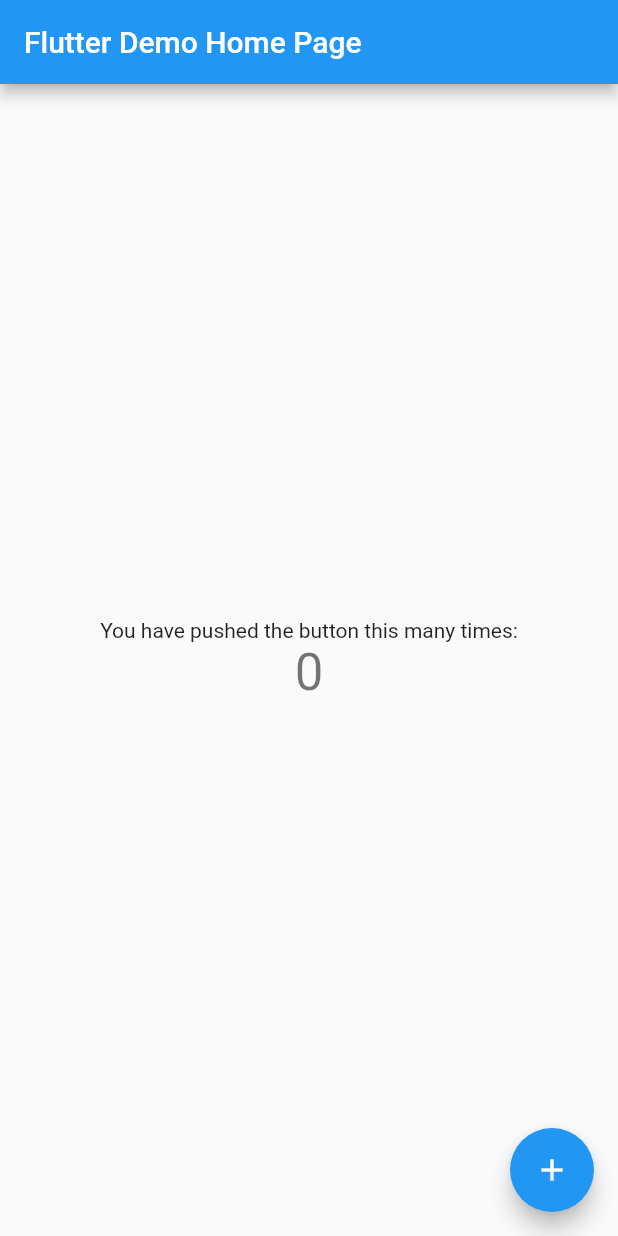
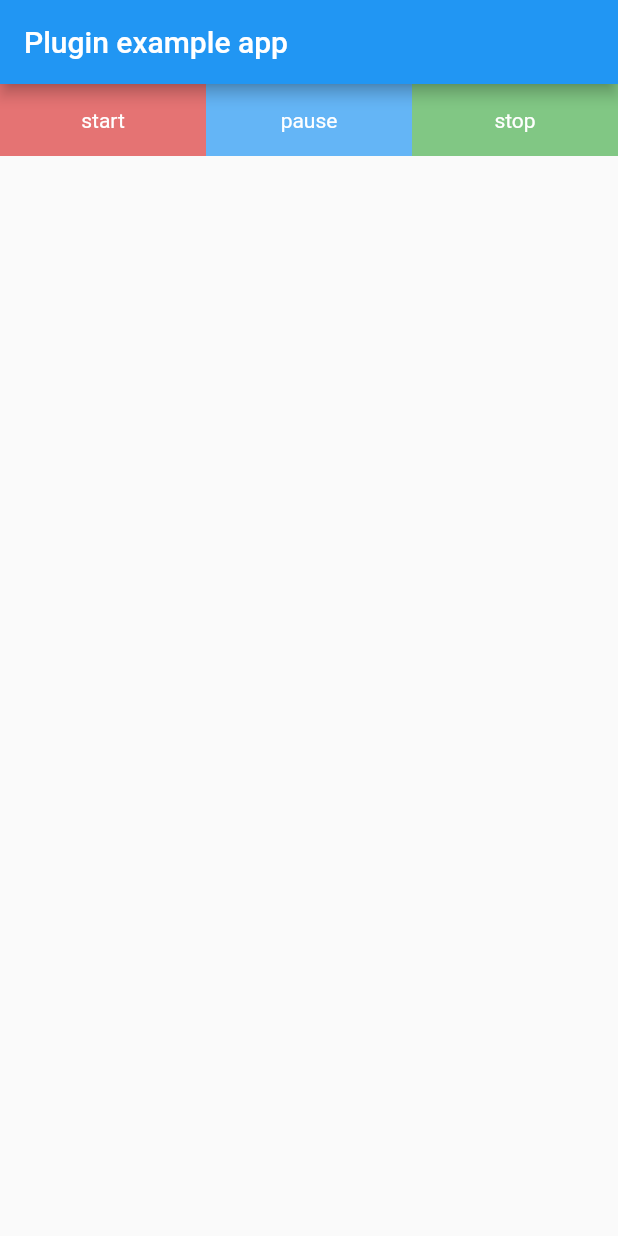
Before and after one commit to Thibaudkhan/Note, a Flutter app: the screen it shows after launch, on a phone screen of 412 x 824 dp. Run offline on Flutter 3.47's test engine with Material 2 defaults, Android fonts, the light colour scheme and no system bars; our stand-ins replace audioplayers, permission_handler; missing offline and left inert: record, record_mp3.

Commit message:
Add transcritpion and record audio not finish but the basic are there.

```diff
--- /dev/null
+++ b/lib/Widget/record.dart
@@ -0,0 +1,194 @@
+import 'dart:io';
+import 'package:audioplayers/audioplayers.dart';
+import 'package:flutter/material.dart';
+import 'dart:async';
+import 'package:path_provider/path_provider.dart';
+import 'package:record_mp3/record_mp3.dart';
+import 'package:permission_handler/permission_handler.dart';
+
+
+class AudioRecorderWidget extends StatefulWidget {
+  @override
+  _AudioRecorderWidgetState createState() => _AudioRecorderWidgetState();
+}
+
+class _AudioRecorderWidgetState extends State<AudioRecorderWidget> {
+  String statusText = "";
+  bool isComplete = false;
+  late String recordFilePath;
+
+  @override
+  Widget build(BuildContext context) {
+    return MaterialApp(
+      home: Scaffold(
+        appBar: AppBar(
+          title: const Text('Plugin example app'),
+        ),
+        body: Column(children: [
+          Row(
+            mainAxisAlignment: MainAxisAlignment.spaceBetween,
+            children: <Widget>[
+              Expanded(
+                child: GestureDetector(
+                  child: Container(
+                    height: 48.0,
+                    decoration: BoxDecoration(color: Colors.red.shade300),
+                    child: Center(
+                      child: Text(
+                        'start',
+                        style: TextStyle(color: Colors.white),
+                      ),
+                    ),
+                  ),
+                  onTap: () async {
+                    startRecord();
+                  },
+                ),
+              ),
+              Expanded(
+                child: GestureDetector(
+                  child: Container(
+                    height: 48.0,
+                    decoration: BoxDecoration(color: Colors.blue.shade300),
+                    child: Center(
+                      child: Text(
+                        RecordMp3.instance.status == RecordStatus.PAUSE
+                            ? 'resume'
+                            : 'pause',
+                        style: TextStyle(color: Colors.white),
+                      ),
+                    ),
+                  ),
+                  onTap: () {
+                    pauseRecord();
+                  },
+                ),
+              ),
+              Expanded(
+                child: GestureDetector(
+                  child: Container(
+                    height: 48.0,
+                    decoration: BoxDecoration(color: Colors.green.shade300),
+                    child: Center(
+                      child: Text(
+                        'stop',
+                        style: TextStyle(color: Colors.white),
+                      ),
+                    ),
+                  ),
+                  onTap: () {
+                    stopRecord();
+                  },
+                ),
+              ),
+            ],
+          ),
+          Padding(
+            padding: const EdgeInsets.only(top: 20.0),
+            child: Text(
+              statusText,
+              style: TextStyle(color: Colors.red, fontSize: 20),
+            ),
+          ),
+          GestureDetector(
+            behavior: HitTestBehavior.opaque,
+            onTap: () {
+              play();
+            },
+            child: Container(
+              margin: EdgeInsets.only(top: 30),
+              alignment: AlignmentDirectional.center,
+              width: 100,
+              height: 50,
+              child: isComplete && recordFilePath != null
+                  ? Text(
+                "play",
+                style: TextStyle(color: Colors.red, fontSize: 20),
+              )
+                  : Container(),
+            ),
+          ),
+        ]),
+      ),
+    );
+  }
+
+  Future<bool> checkPermission() async {
+    if (!await Permission.microphone.isGranted) {
+      PermissionStatus status = await Permission.microphone.request();
+      if (status != PermissionStatus.granted) {
+        return false;
+      }
+    }
+    return true;
+  }
+
+  void startRecord() async {
+    bool hasPermission = await checkPermission();
+    if (hasPermission) {
+      statusText = "Recording...";
+      recordFilePath = await getFilePath();
+      isComplete = false;
+      RecordMp3.instance.start(recordFilePath, (type) {
+        statusText = "Record error--->$type";
+        setState(() {});
+      });
+    } else {
+      statusText = "No microphone permission";
+    }
+    setState(() {});
+  }
+
+  void pauseRecord() {
+    if (RecordMp3.instance.status == RecordStatus.PAUSE) {
+      bool s = RecordMp3.instance.resume();
+      if (s) {
+        statusText = "Recording...";
+        setState(() {});
+      }
+    } else {
+      bool s = RecordMp3.instance.pause();
+      if (s) {
+        statusText = "Recording pause...";
+        setState(() {});
+      }
+    }
+  }
+
+  void stopRecord() {
+    bool s = RecordMp3.instance.stop();
+    if (s) {
+      statusText = "Record complete";
+      isComplete = true;
+      setState(() {});
+    }
+  }
+
+  void resumeRecord() {
+    bool s = RecordMp3.instance.resume();
+    if (s) {
+      statusText = "Recording...";
+      setState(() {});
+    }
+  }
+
+
+  void play() {
+    if (recordFilePath != null && File(recordFilePath).existsSync()) {
+      AudioPlayer audioPlayer = AudioPlayer();
+      audioPlayer.play(recordFilePath, isLocal: true);
+    }
+  }
+
+  int i = 0;
+
+  Future<String> getFilePath() async {
+    Directory storageDirectory = await getApplicationDocumentsDirectory();
+    String sdPath = storageDirectory.path + "/record";
+    var d = Directory(sdPath);
+    if (!d.existsSync()) {
+      d.createSync(recursive: true);
+    }
+    return sdPath + "/test_${i++}.mp3";
+  }
+}
--- a/lib/main.dart
+++ b/lib/main.dart
@@ -1,7 +1,12 @@
 import 'package:flutter/material.dart';
 
+import 'Widget/record.dart';
+import 'model/transcribe.model.dart';
+
 void main() {
-  runApp(const MyApp());
+  runApp(MyApp());
+  print("Hello World");
+
 }
 
 class MyApp extends StatelessWidget {
@@ -24,7 +29,7 @@
         // is not restarted.
         primarySwatch: Colors.blue,
       ),
-      home: const MyHomePage(title: 'Flutter Demo Home Page'),
+      home:  AudioRecorderWidget(),
     );
   }
 }
```
Also changed, not shown: lib/model/record.model.dart (added, +55 -0 lines), lib/model/transcribe.model.dart (added, +70 -0 lines), pubspec.yaml (+9 -1 lines), pubspec.lock, 7 other files.
